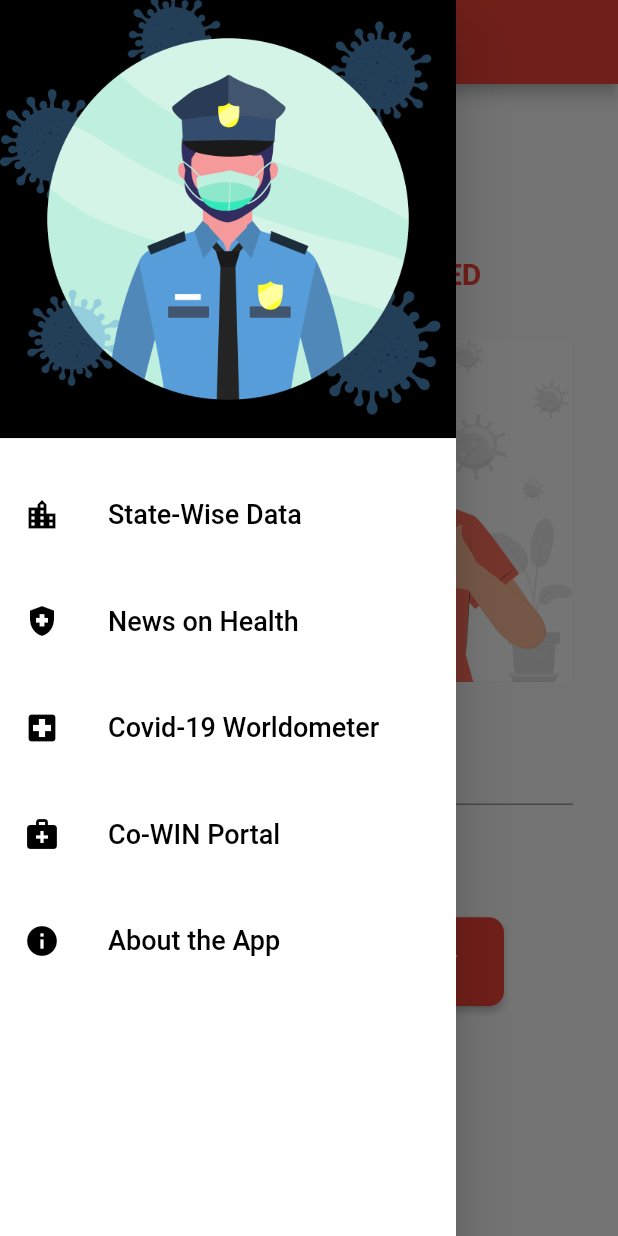
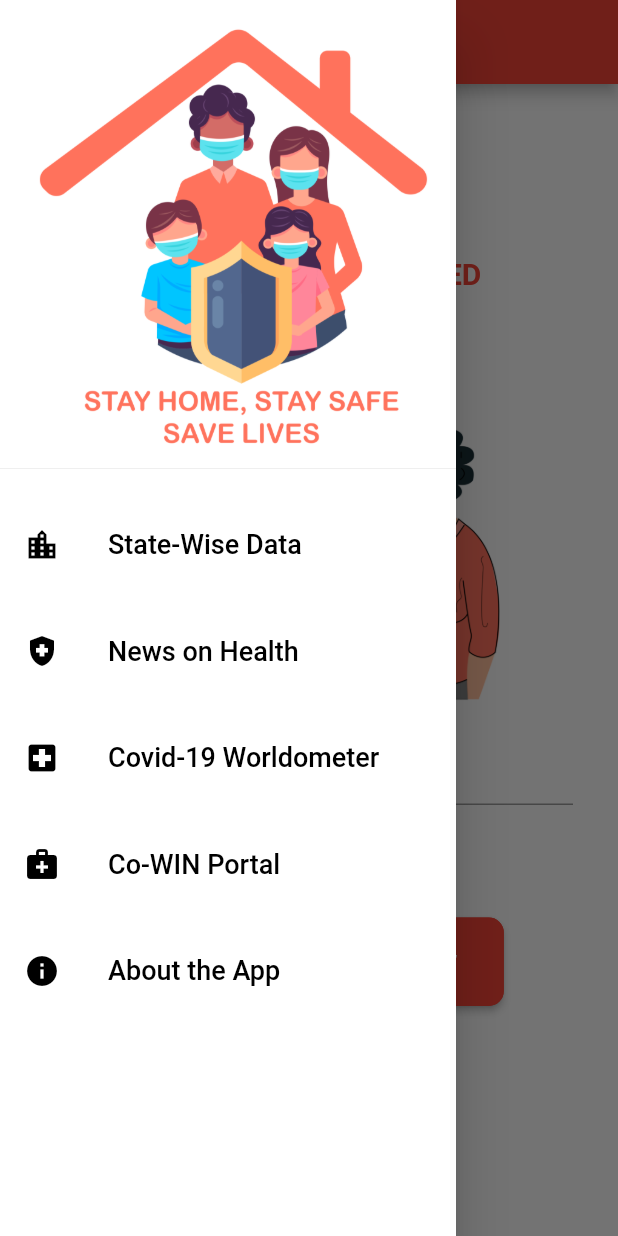
Before and after one commit to sachin161kr/Covi-Help, a Flutter app: the screen it shows after launch, with the side drawer open, on a phone screen of 412 x 824 dp. Run offline on Flutter 3.47's test engine with Material 2 defaults, Android fonts, the light colour scheme and no system bars.

Commit message:
version 1.0.0+2

```diff
--- a/lib/certificate.dart
+++ b/lib/certificate.dart
@@ -79,12 +79,12 @@ class _CertificateState extends State<Certificate> {
                   // ),
                   Container(
                     height: 300,
-                    width: 300,
+                    width: 290,
                     child: Image.asset(
-                      'assets/images/nurse1.png',
+                      'assets/images/india3.png',
                       //height: double.infinity,
                       //width: double.infinity,
-                      fit: BoxFit.cover,
+                      fit: BoxFit.fill,
                     ),
                   ),
                   // Padding(
--- a/lib/main.dart
+++ b/lib/main.dart
@@ -1,3 +1,4 @@
+import 'package:covidapp/certificate.dart';
 import 'package:covidapp/details.dart';
 import 'package:flutter/material.dart';
 import './myDrawer.dart';
@@ -52,7 +53,7 @@ class _MyAppState extends State<MyApp> {
       drawer: MyDrawer(),
       appBar: AppBar(
         //leading: Icon(Icons.local_hospital),
-        title: Text('Covid-19 Vaccine Tracker'),
+        title: Text('Welcome to Covi-Help'),
       ),
       body: SingleChildScrollView(
         child: Form(
@@ -77,7 +78,7 @@ class _MyAppState extends State<MyApp> {
               Container(
                 height: 280,
                 width: 350,
-                child: Image.asset('assets/images/vaccination.png'),
+                child: Image.asset('assets/images/mainpage.png'),
               ),
               Padding(
                 padding: const EdgeInsets.only(top: 8, left: 30, right: 30),
--- a/lib/myDrawer.dart
+++ b/lib/myDrawer.dart
@@ -22,17 +22,20 @@ class _MyDrawerState extends State<MyDrawer> {
           padding: EdgeInsets.zero,
           children: <Widget>[
             Container(
-              height: 300,
+              height: 320,
               child: DrawerHeader(
                 padding: EdgeInsets.zero,
                 decoration: BoxDecoration(
-                  color: Colors.black,
+                  color: Colors.white,
                 ),
-                child: Image.asset(
-                  'assets/images/police.png',
-                  //height: double.infinity,
-                  //width: double.infinity,
-                  fit: BoxFit.cover,
+                child: Padding(
+                  padding: const EdgeInsets.all(10.0),
+                  child: Image.asset(
+                    'assets/images/home.png',
+                    //height: double.infinity,
+                    //width: double.infinity,
+                    fit: BoxFit.fill,
+                  ),
                 ),
               ),
             ),
--- a/lib/statedata.dart
+++ b/lib/statedata.dart
@@ -161,7 +161,8 @@ class _StateDataState extends State<StateData> {
                           ),
                           Container(
                             height: 300,
-                            child: Image.asset('assets/images/cat.png'),
+                            width: 280,
+                            child: Image.asset('assets/images/image1.png'),
                           )
                         ],
                       ),
--- a/pubspec.yaml
+++ b/pubspec.yaml
@@ -15,7 +15,7 @@ publish_to: 'none' # Remove this line if you wish to publish to pub.dev
 # In iOS, build-name is used as CFBundleShortVersionString while build-number used as CFBundleVersion.
 # Read more about iOS versioning at
 # https://developer.apple.com/library/archive/documentation/General/Reference/InfoPlistKeyReference/Articles/CoreFoundationKeys.html
-version: 1.0.0+1
+version: 1.0.0+2
 
 environment:
   sdk: ">=2.7.0 <3.0.0"
```
Also changed, not shown: lib/about.dart (+70 -70 lines), assets/images/home.png (added), assets/images/image1.png (added), assets/images/india1.png (added), assets/images/india2.png (added), assets/images/india3.png (added), assets/images/mainpage.png (added), 5 other files.
